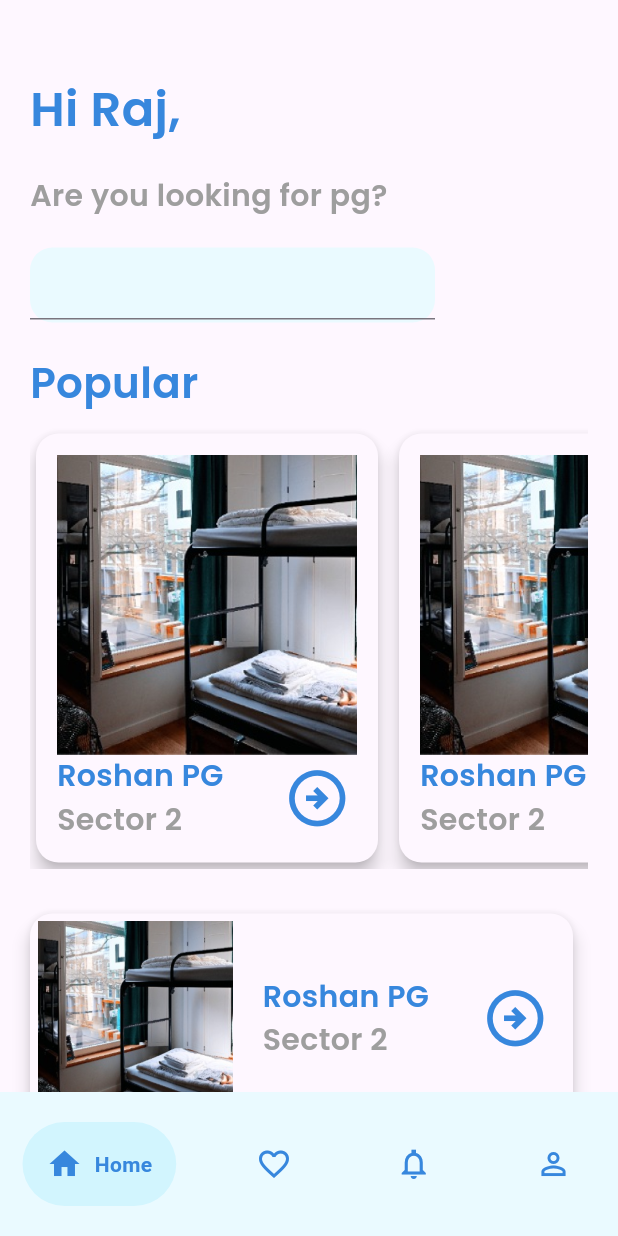
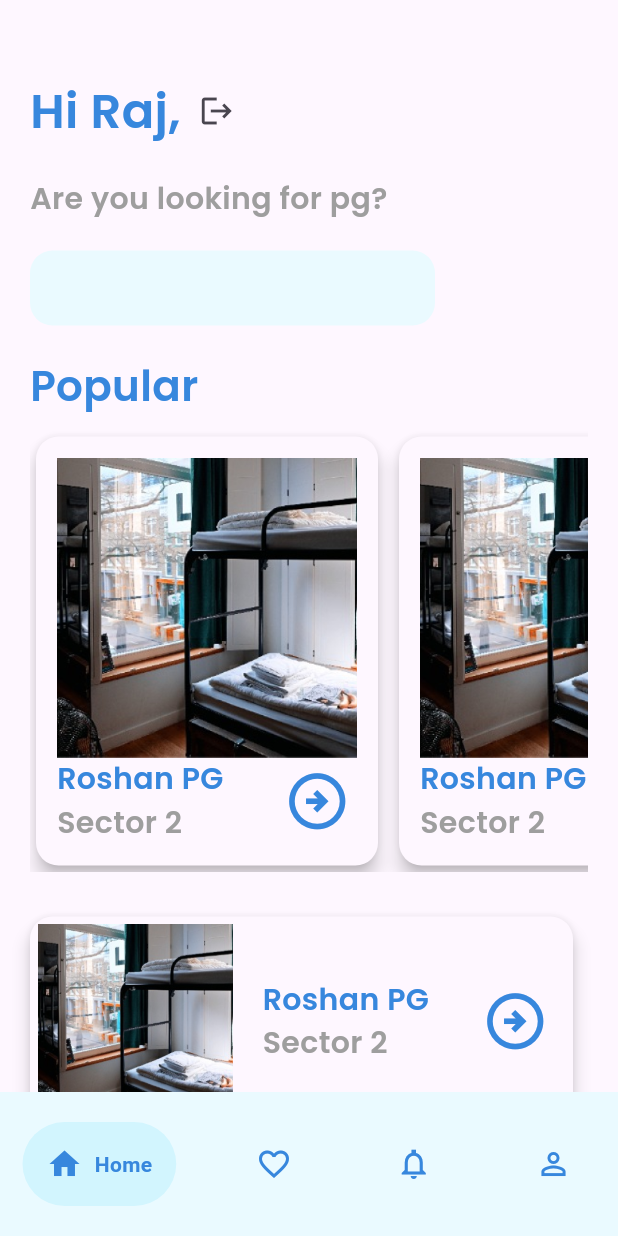
Before and after one commit to Harsh-2410/PG, a Flutter app: the screen it shows once a user with an empty profile is signed in, on a phone screen of 412 x 824 dp. Run offline on Flutter 3.47's test engine with Material 3 defaults, Android fonts, the phone set to English and light mode, and no system bars; drawn by our look-alikes of google_nav_bar; our stand-ins replace firebase_auth, firebase_core, google_sign_in; missing offline and left inert: the_apple_sign_in; accounts and stored records are empty; network calls fail.

```diff
--- a/lib/pages/home_page.dart
+++ b/lib/pages/home_page.dart
@@ -1,3 +1,4 @@
+import 'package:firebase_auth/firebase_auth.dart';
 import 'package:flutter/material.dart';
 import 'package:pg_finder/components/widget_support.dart';
 import 'package:pg_finder/pages/detail_page.dart';
@@ -6,6 +7,10 @@ import 'package:pg_finder/pages/detail_page.dart';
 class HomePage extends StatelessWidget {
    HomePage({super.key});
 
+
+   void signUserOut(){
+     FirebaseAuth.instance.signOut();
+   }
 
 
   @override
@@ -16,8 +21,14 @@ class HomePage extends StatelessWidget {
         child: Column(
           crossAxisAlignment: CrossAxisAlignment.start,
           children: [
+            Row(
+              children: [
                 Text("Hi Raj,",
                     style: AppWidget.HeadlineTextFieldStyle()
+                ),
+                IconButton(onPressed: signUserOut, icon: Icon(Icons.logout)
+                ),
+              ],
             ),
             SizedBox(height: 20.0,),
 
@@ -26,6 +37,8 @@ class HomePage extends StatelessWidget {
             ),
 
             SizedBox(height: 20.0,),
+            Row(
+              children: [
                 Container(
                   height: 50,
                   width: 270,
@@ -33,11 +46,8 @@ class HomePage extends StatelessWidget {
                     color: Color(hexColor('#eafaff')),
                     borderRadius: BorderRadius.circular(15),
                   ),
-              child: TextFormField(
-                decoration: InputDecoration(
-                  Text(),
                 ),
-              ),
+              ],
             ),
 
             SizedBox(height: 20.0,),
--- a/lib/pages/login_page.dart
+++ b/lib/pages/login_page.dart
@@ -191,7 +191,7 @@ class _LoginPageState extends State<LoginPage> {
 
                     // apple button
                     SquareTile(
-                        onTap: (){},
+                        onTap: () => AuthService().signInWithApple(),
                         imagePath: 'lib/images/apple.png',
                     )
                   ],
--- a/lib/pages/register_page.dart
+++ b/lib/pages/register_page.dart
@@ -173,7 +173,7 @@ class _RegisterPageState extends State<RegisterPage> {
 
                     // apple button
                     SquareTile(
-                      onTap: (){},
+                      onTap: () => AuthService().signInWithApple(),
                       imagePath: 'lib/images/apple.png',
                     ),
                   ],
```
Also changed, not shown: lib/services/auth_service.dart (+31 -1 lines). Lines whose indentation alone changed are shown as unchanged.
